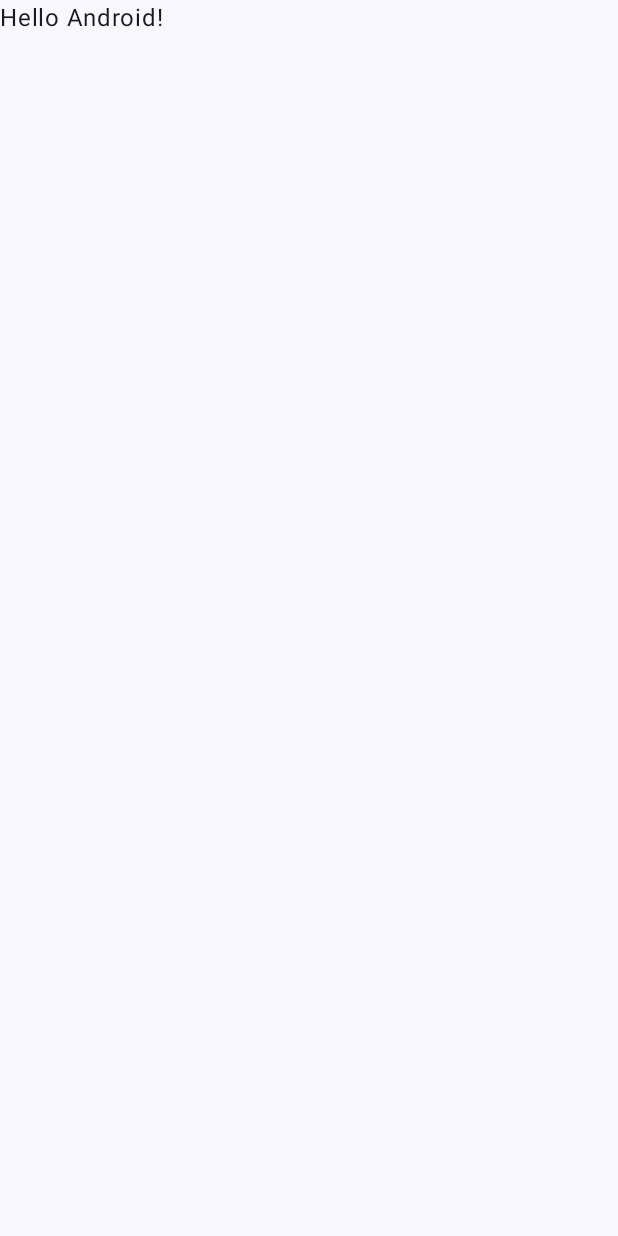
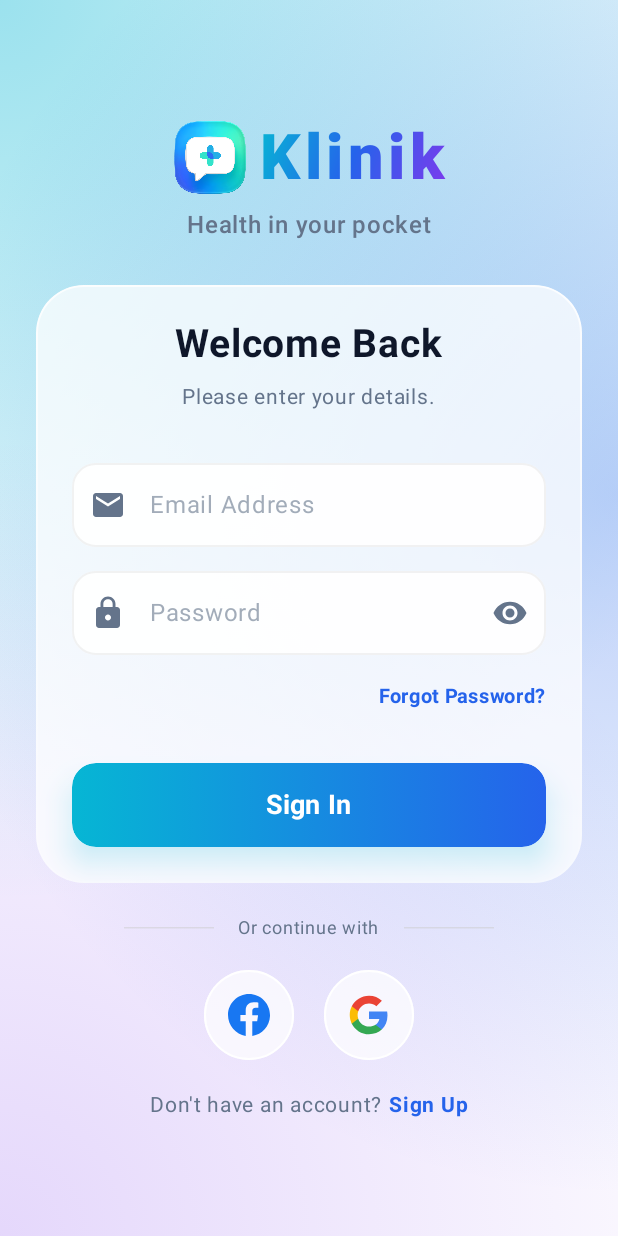
Before and after one commit to joelaguzar/klinik-app, an Android app built with Jetpack Compose: the screen it shows after launch (MainActivity), on a phone screen of 412 x 824 dp. Before the commit the screen is almost empty. Run offline under Robolectric (Android 15) with nearby library versions, the phone set to English and light mode, and no system bars.

Commit message:
feat: implement ui for sign in page

```diff
--- a/app/build.gradle.kts
+++ b/app/build.gradle.kts
@@ -49,6 +49,7 @@ dependencies {
     implementation(libs.androidx.ui.graphics)
     implementation(libs.androidx.ui.tooling.preview)
     implementation(libs.androidx.material3)
+    implementation("androidx.compose.material:material-icons-extended")
     testImplementation(libs.junit)
     androidTestImplementation(libs.androidx.junit)
     androidTestImplementation(libs.androidx.espresso.core)
--- a/app/src/main/java/com/example/klinik_app/MainActivity.kt
+++ b/app/src/main/java/com/example/klinik_app/MainActivity.kt
@@ -5,43 +5,23 @@ import androidx.activity.ComponentActivity
 import androidx.activity.compose.setContent
 import androidx.activity.enableEdgeToEdge
 import androidx.compose.foundation.layout.fillMaxSize
-import androidx.compose.foundation.layout.padding
-import androidx.compose.material3.Scaffold
-import androidx.compose.material3.Text
-import androidx.compose.runtime.Composable
+import androidx.compose.material3.MaterialTheme
+import androidx.compose.material3.Surface
 import androidx.compose.ui.Modifier
-import androidx.compose.ui.tooling.preview.Preview
-import com.example.klinik_app.ui.theme.KlinikappTheme
 
 class MainActivity : ComponentActivity() {
     override fun onCreate(savedInstanceState: Bundle?) {
         super.onCreate(savedInstanceState)
         enableEdgeToEdge()
         setContent {
-            KlinikappTheme {
-                Scaffold(modifier = Modifier.fillMaxSize()) { innerPadding ->
-                    Greeting(
-                        name = "Android",
-                        modifier = Modifier.padding(innerPadding)
-                    )
+            MaterialTheme {
+                Surface(
+                    modifier = Modifier.fillMaxSize(),
+                    color = MaterialTheme.colorScheme.background
+                ) {
+                    KlinikSignInScreen()
                 }
             }
         }
     }
 }
-
-@Composable
-fun Greeting(name: String, modifier: Modifier = Modifier) {
-    Text(
-        text = "Hello $name!",
-        modifier = modifier
-    )
-}
-
-@Preview(showBackground = true)
-@Composable
-fun GreetingPreview() {
-    KlinikappTheme {
-        Greeting("Android")
-    }
-}
--- /dev/null
+++ b/app/src/main/java/com/example/klinik_app/ui/login/SignInScreen.kt
@@ -0,0 +1,397 @@
+package com.example.klinik_app
+
+import androidx.compose.foundation.Canvas
+import androidx.compose.foundation.Image
+import androidx.compose.foundation.background
+import androidx.compose.foundation.border
+import androidx.compose.foundation.clickable
+import androidx.compose.foundation.layout.Arrangement
+import androidx.compose.foundation.layout.Box
+import androidx.compose.foundation.layout.Column
+import androidx.compose.foundation.layout.PaddingValues
+import androidx.compose.foundation.layout.Row
+import androidx.compose.foundation.layout.Spacer
+import androidx.compose.foundation.layout.fillMaxSize
+import androidx.compose.foundation.layout.fillMaxWidth
+import androidx.compose.foundation.layout.height
+import androidx.compose.foundation.layout.padding
+import androidx.compose.foundation.layout.size
+import androidx.compose.foundation.layout.width
+import androidx.compose.foundation.rememberScrollState
+import androidx.compose.foundation.shape.CircleShape
+import androidx.compose.foundation.shape.RoundedCornerShape
+import androidx.compose.foundation.text.KeyboardOptions
+import androidx.compose.foundation.verticalScroll
+import androidx.compose.material.icons.Icons
+import androidx.compose.material.icons.filled.Email
+import androidx.compose.material.icons.filled.Lock
+import androidx.compose.material.icons.filled.Visibility
+import androidx.compose.material.icons.filled.VisibilityOff
+import androidx.compose.material3.Button
+import androidx.compose.material3.ButtonDefaults
+import androidx.compose.material3.HorizontalDivider
+import androidx.compose.material3.Icon
+import androidx.compose.material3.IconButton
+import androidx.compose.material3.MaterialTheme
+import androidx.compose.material3.Text
+import androidx.compose.material3.TextField
+import androidx.compose.material3.TextFieldDefaults
+import androidx.compose.runtime.Composable
+import androidx.compose.runtime.getValue
+import androidx.compose.runtime.mutableStateOf
+import androidx.compose.runtime.remember
+import androidx.compose.runtime.setValue
+import androidx.compose.ui.Alignment
+import androidx.compose.ui.Modifier
+import androidx.compose.ui.draw.clip
+import androidx.compose.ui.draw.shadow
+import androidx.compose.ui.geometry.Offset
+import androidx.compose.ui.graphics.Brush
+import androidx.compose.ui.graphics.Color
+import androidx.compose.ui.graphics.vector.ImageVector
+import androidx.compose.ui.res.painterResource
+import androidx.compose.ui.text.TextStyle
+import androidx.compose.ui.text.font.FontWeight
+import androidx.compose.ui.text.input.KeyboardType
+import androidx.compose.ui.text.input.PasswordVisualTransformation
+import androidx.compose.ui.text.input.VisualTransformation
+import androidx.compose.ui.tooling.preview.Preview
+import androidx.compose.ui.unit.dp
+import androidx.compose.ui.unit.sp
+
+object KlinikGlassColors {
+    val Cyan = Color(0xFF06b6d4)
+    val Blue = Color(0xFF2563EB)
+    val Purple = Color(0xFF7c3aed)
+    val TextDark = Color(0xFF0f172a)
+    val TextGray = Color(0xFF64748B)
+
+    val GlassWhite = Color.White.copy(alpha = 0.75f)
+    val InputWhite = Color.White.copy(alpha = 0.95f)
+    val TitleGradient = Brush.linearGradient(
+        colors = listOf(Cyan, Blue, Purple)
+    )
+}
+
+@Composable
+fun KlinikSignInScreen() {
+    val scrollState = rememberScrollState()
+
+    Box(
+        modifier = Modifier
+            .fillMaxSize()
+            .background(Color.White)
+    ) {
+        // bg
+        BackgroundBlobs()
+
+        Column(
+            modifier = Modifier
+                .fillMaxSize()
+                .verticalScroll(scrollState)
+                .padding(horizontal = 24.dp),
+            horizontalAlignment = Alignment.CenterHorizontally
+        ) {
+
+            Spacer(modifier = Modifier.height(80.dp))
+
+            // header
+            Row(
+                verticalAlignment = Alignment.CenterVertically,
+                horizontalArrangement = Arrangement.Center,
+                modifier = Modifier.fillMaxWidth()
+            ) {
+                // logo
+                Image(
+                    painter = painterResource(id = R.drawable.klinik_logo),
+                    contentDescription = "Logo",
+                    modifier = Modifier
+                        .size(50.dp) // Bigger size
+                        // Optional: Soft shadow behind the image itself if it has transparency
+                        .shadow(elevation = 0.dp, shape = CircleShape)
+                )
+
+                Spacer(modifier = Modifier.width(8.dp))
+
+                // klinik text
+                Text(
+                    text = "Klinik",
+                    style = TextStyle(
+                        brush = KlinikGlassColors.TitleGradient, // <--- THE MAGIC GRADIENT
+                        fontSize = 42.sp,
+                        fontWeight = FontWeight.ExtraBold,
+                        letterSpacing = (3).sp
+                    )
+                )
+            }
+
+            // subtxt
+            Text(
+                text = "Health in your pocket",
+                color = KlinikGlassColors.TextGray,
+                fontSize = 16.sp,
+                fontWeight = FontWeight.Medium,
+                letterSpacing = 0.5.sp,
+                modifier = Modifier.padding(top = 8.dp)
+            )
+
+            Spacer(modifier = Modifier.height(28.dp))
+
+            // login card
+            GlassCard {
+                Column(
+                    modifier = Modifier.padding(24.dp),
+                    horizontalAlignment = Alignment.CenterHorizontally
+                ) {
+                    Text(
+                        text = "Welcome Back",
+                        fontSize = 26.sp,
+                        fontWeight = FontWeight.Bold,
+                        color = KlinikGlassColors.TextDark
+                    )
+                    Text(
+                        text = "Please enter your details.",
+                        fontSize = 14.sp,
+                        color = KlinikGlassColors.TextGray,
+                        modifier = Modifier.padding(top = 8.dp, bottom = 32.dp)
+                    )
+
+                    // email and pass
+                    var email by remember { mutableStateOf("") }
+                    GlassTextField(
+                        value = email,
+                        onValueChange = { email = it },
+                        placeholder = "Email Address",
+                        icon = Icons.Default.Email
+                    )
+
+                    Spacer(modifier = Modifier.height(16.dp))
+
+                    var password by remember { mutableStateOf("") }
+                    var isVisible by remember { mutableStateOf(false) }
+                    GlassTextField(
+                        value = password,
+                        onValueChange = { password = it },
+                        placeholder = "Password",
+                        icon = Icons.Default.Lock,
+                        isPassword = true,
+                        isVisible = isVisible,
+                        onToggleVisibility = { isVisible = !isVisible }
+                    )
+
+                    // forgot pass
+                    Box(
+                        modifier = Modifier
+                            .fillMaxWidth()
+                            .padding(top = 16.dp),
+                        contentAlignment = Alignment.CenterEnd
+                    ) {
+                        Text(
+                            text = "Forgot Password?",
+                            fontSize = 13.sp,
+                            fontWeight = FontWeight.Bold,
+                            color = KlinikGlassColors.Blue,
+                            modifier = Modifier.clickable { }
+                        )
+                    }
+
+                    Spacer(modifier = Modifier.height(32.dp))
+
+                    // login button
+                    Button(
+                        onClick = { },
+                        modifier = Modifier
+                            .fillMaxWidth()
+                            .height(56.dp)
+                            .shadow(12.dp, RoundedCornerShape(16.dp), spotColor = KlinikGlassColors.Cyan),
+                        shape = RoundedCornerShape(16.dp),
+                        colors = ButtonDefaults.buttonColors(containerColor = Color.Transparent),
+                        contentPadding = PaddingValues()
+                    ) {
+                        Box(
+                            modifier = Modifier
+                                .fillMaxSize()
+                                .background(
+                                    Brush.horizontalGradient(
+                                        colors = listOf(KlinikGlassColors.Cyan, KlinikGlassColors.Blue)
+                                    )
+                                ),
+                            contentAlignment = Alignment.Center
+                        ) {
+                            Text(
+                                text = "Sign In",
+                                fontSize = 18.sp,
+                                fontWeight = FontWeight.Bold,
+                                color = Color.White
+                            )
+                        }
+                    }
+                }
+            }
+
+            // footer
+            Spacer(modifier = Modifier.height(18.dp))
+
+            Row(verticalAlignment = Alignment.CenterVertically) {
+                HorizontalDivider(modifier = Modifier.width(60.dp), color = Color.LightGray.copy(alpha = 0.5f))
+                Text(
+                    text = "Or continue with",
+                    fontSize = 12.sp,
+                    color = KlinikGlassColors.TextGray,
+                    modifier = Modifier.padding(horizontal = 16.dp)
+                )
+                HorizontalDivider(modifier = Modifier.width(60.dp), color = Color.LightGray.copy(alpha = 0.5f))
+            }
+
+            Spacer(modifier = Modifier.height(16.dp))
+
+            Row(horizontalArrangement = Arrangement.spacedBy(20.dp)) {
+                SocialIconGlass(iconRes = R.drawable.ic_facebook)
+                SocialIconGlass(iconRes = R.drawable.ic_google)
+
+            }
+
+            Spacer(modifier = Modifier.height(18.dp))
+
+            Row(modifier = Modifier.padding(bottom = 20.dp)) {
+                Text("Don't have an account? ", color = KlinikGlassColors.TextGray, fontSize = 14.sp)
+                Text(
+                    "Sign Up",
+                    color = KlinikGlassColors.Blue,
+                    fontWeight = FontWeight.Bold,
+                    fontSize = 14.sp,
+                    modifier = Modifier.clickable { }
+                )
+            }
+        }
+    }
+}
+
+// components
+
+@Composable
+fun BackgroundBlobs() {
+    Canvas(modifier = Modifier.fillMaxSize()) {
+        // Top Left Cyan
+        drawCircle(
+            brush = Brush.radialGradient(
+                colors = listOf(KlinikGlassColors.Cyan.copy(alpha = 0.4f), Color.Transparent),
+                center = Offset(0f, 0f), radius = 900f
+            ),
+            center = Offset(0f, 0f), radius = 900f
+        )
+        // Center Right Blue
+        drawCircle(
+            brush = Brush.radialGradient(
+                colors = listOf(KlinikGlassColors.Blue.copy(alpha = 0.3f), Color.Transparent),
+                center = Offset(size.width, size.height * 0.4f), radius = 700f
+            ),
+            center = Offset(size.width, size.height * 0.4f), radius = 700f
+        )
+        // Bottom Left Purple
+        drawCircle(
+            brush = Brush.radialGradient(
+                colors = listOf(KlinikGlassColors.Purple.copy(alpha = 0.2f), Color.Transparent),
+                center = Offset(0f, size.height), radius = 800f
+            ),
+            center = Offset(0f, size.height), radius = 800f
+        )
+    }
+}
+
+@Composable
+fun GlassCard(content: @Composable () -> Unit) {
+    Box(
+        modifier = Modifier
+            .fillMaxWidth()
+            .shadow(0.dp)
+            .clip(RoundedCornerShape(32.dp))
+            .background(KlinikGlassColors.GlassWhite)
+            .border(
+                width = 1.dp,
+                brush = Brush.verticalGradient(
+                    colors = listOf(Color.White.copy(alpha = 0.8f), Color.White.copy(alpha = 0.1f))
+                ),
+                shape = RoundedCornerShape(32.dp)
+            )
+    ) {
+        content()
+    }
+}
+
+@Composable
+fun GlassTextField(
+    value: String,
+    onValueChange: (String) -> Unit,
+    placeholder: String,
+    icon: ImageVector,
+    isPassword: Boolean = false,
+    isVisible: Boolean = false,
+    onToggleVisibility: () -> Unit = {}
+) {
+    TextField(
+        value = value,
+        onValueChange = onValueChange,
+        placeholder = { Text(placeholder, color = KlinikGlassColors.TextGray.copy(alpha = 0.6f)) },
+        leadingIcon = {
+            Icon(
+                icon,
+                contentDescription = null,
+                tint = if (value.isNotEmpty()) KlinikGlassColors.Blue else KlinikGlassColors.TextGray
+            )
+        },
+        trailingIcon = if (isPassword) {
+            {
+                IconButton(onClick = onToggleVisibility) {
+                    Icon(
+                        if (isVisible) Icons.Default.VisibilityOff else Icons.Default.Visibility,
+                        contentDescription = null,
+                        tint = KlinikGlassColors.TextGray
+                    )
+                }
+            }
+        } else null,
+        visualTransformation = if (isPassword && !isVisible) PasswordVisualTransformation() else VisualTransformation.None,
+        keyboardOptions = KeyboardOptions(keyboardType = if (isPassword) KeyboardType.Password else KeyboardType.Email),
+        singleLine = true,
+        shape = RoundedCornerShape(16.dp),
+        colors = TextFieldDefaults.colors(
+            focusedContainerColor = KlinikGlassColors.InputWhite,
+            unfocusedContainerColor = KlinikGlassColors.InputWhite,
+            disabledContainerColor = KlinikGlassColors.InputWhite,
+            focusedIndicatorColor = Color.Transparent,
+            unfocusedIndicatorColor = Color.Transparent,
+            cursorColor = KlinikGlassColors.Blue
+        ),
+        modifier = Modifier
+            .fillMaxWidth()
+            .border(1.dp, Color.Black.copy(alpha = 0.05f), RoundedCornerShape(16.dp))
+    )
+}
+
+@Composable
+fun SocialIconGlass(iconRes: Int) {
+    Box(
+        modifier = Modifier
+            .size(60.dp)
+            .border(1.dp, Color.White, CircleShape)
+            .clip(CircleShape)
+            .background(Color.White.copy(alpha = 0.7f))
+            .clickable { },
+        contentAlignment = Alignment.Center
+    ) {
+        Image(
+            painter = painterResource(id = iconRes),
+            contentDescription = "Social Login",
+            modifier = Modifier.size(28.dp)
+        )
+    }
+}
+
+@Preview(showBackground = true, heightDp = 900)
+@Composable
+fun PreviewKlinikFinal() {
+    MaterialTheme {
+        KlinikSignInScreen()
+    }
+}
--- /dev/null
+++ b/app/src/main/res/drawable/ic_apple.xml
@@ -0,0 +1,13 @@
+<vector xmlns:android="http://schemas.android.com/apk/res/android"
+    android:width="24dp"
+    android:height="24dp"
+    android:viewportWidth="41.5"
+    android:viewportHeight="51">
+
+    <path
+        android:fillColor="#000000"
+        android:pathData="M40.2,17.4c-3.4,2.1-5.5,5.7-5.5,9.7c0,4.5,2.7,8.6,6.8,10.3c-0.8,2.6-2,5-3.5,7.2c-2.2,3.1-4.5,6.3-7.9,6.3s-4.4-2-8.4-2
+		c-3.9,0-5.3,2.1-8.5,2.1s-5.4-2.9-7.9-6.5C2,39.5,0.1,33.7,0,27.6c0-9.9,6.4-15.2,12.8-15.2c3.4,0,6.2,2.2,8.3,2.2
+		c2,0,5.2-2.3,9-2.3C34.1,12.2,37.9,14.1,40.2,17.4z M28.3,8.1C30,6.1,30.9,3.6,31,1c0-0.3,0-0.7-0.1-1c-2.9,0.3-5.6,1.7-7.5,3.9
+		c-1.7,1.9-2.7,4.3-2.8,6.9c0,0.3,0,0.6,0.1,0.9c0.2,0,0.5,0.1,0.7,0.1C24.1,11.6,26.6,10.2,28.3,8.1z" />
+</vector>
--- /dev/null
+++ b/app/src/main/res/drawable/ic_facebook.xml
@@ -0,0 +1,9 @@
+<vector xmlns:android="http://schemas.android.com/apk/res/android"
+    android:width="24dp"
+    android:height="24dp"
+    android:viewportWidth="24"
+    android:viewportHeight="24">
+    <path
+        android:fillColor="#1877F2"
+        android:pathData="M24,12.07C24,5.41 18.63,0 12,0S0,5.41 0,12.07C0,18.1 4.39,23.1 10.13,24v-8.44H7.08v-3.49h3.04V9.41c0,-3.02 1.8,-4.7 4.54,-4.7 1.31,0 2.68,0.23 2.68,0.23v2.94h-1.51c-1.49,0 -1.95,0.92 -1.95,1.87v2.33h3.32l-0.53,3.49h-2.79V24c5.74,-0.9 10.13,-5.9 10.13,-11.93z" />
+</vector>
--- /dev/null
+++ b/app/src/main/res/drawable/ic_google.xml
@@ -0,0 +1,18 @@
+<vector xmlns:android="http://schemas.android.com/apk/res/android"
+    android:width="24dp"
+    android:height="24dp"
+    android:viewportWidth="24"
+    android:viewportHeight="24">
+    <path
+        android:fillColor="#4285F4"
+        android:pathData="M22.56,12.25c0,-0.78 -0.07,-1.53 -0.2,-2.25H12v4.26h5.92c-0.26,1.37 -1.04,2.53 -2.21,3.31v2.77h3.57c2.08,-1.92 3.28,-4.74 3.28,-8.09z" />
+    <path
+        android:fillColor="#34A853"
+        android:pathData="M12,23c2.97,0 5.46,-0.98 7.28,-2.66l-3.57,-2.77c-0.98,0.66 -2.23,1.06 -3.71,1.06c-2.86,0 -5.29,-1.93 -6.16,-4.53H2.18v2.84C3.99,20.53 7.7,23 12,23z" />
+    <path
+        android:fillColor="#FBBC05"
+        android:pathData="M5.84,14.09c-0.22,-0.66 -0.35,-1.36 -0.35,-2.09s0.13,-1.43 0.35,-2.09V7.07H2.18C1.43,8.55 1,10.22 1,12s0.43,3.45 1.18,4.93l2.85,-2.22.81,-0.62z" />
+    <path
+        android:fillColor="#EA4335"
+        android:pathData="M12,5.38c1.62,0 3.06,0.56 4.21,1.64l3.15,-3.15C17.45,2.09 14.97,1 12,1 7.7,1 3.99,3.47 2.18,7.07l3.66,2.84c0.87,-2.6 3.3,-4.53 6.16,-4.53z" />
+</vector>
```
Also changed, not shown: app/src/main/res/drawable/klinik_logo.png (added).
